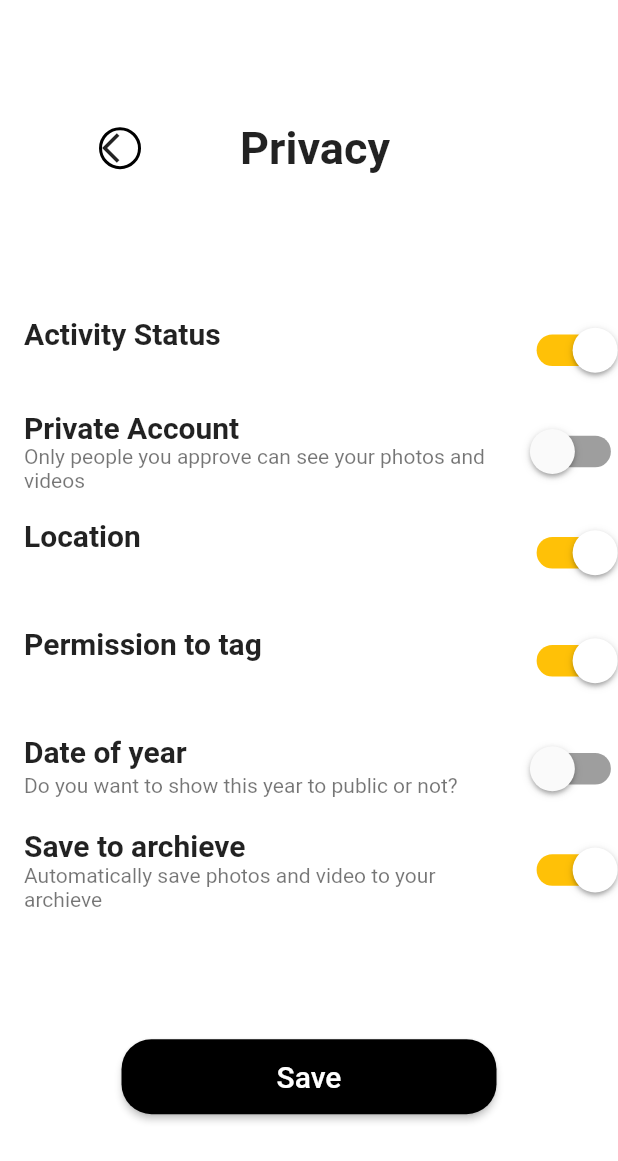
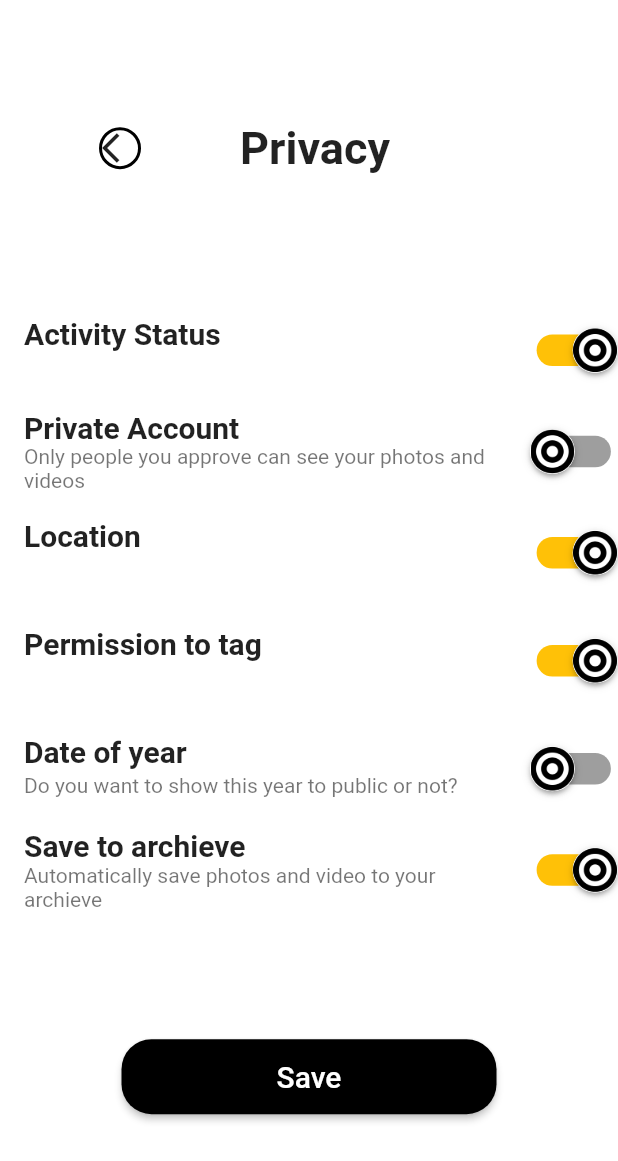
Before and after one commit to ajibeshMohapatra/MM-Level-1-App-UI, a Flutter app: the screen it shows after launch, on a phone screen of 412 x 824 dp. Shown: the top 1161 px of the screen. Run offline on Flutter 3.47's test engine with Material 2 defaults, Android fonts, the phone set to English and light mode, and no system bars.

Commit message:
Adding Apk

```diff
--- a/mm_level_1_app/lib/switch.dart
+++ b/mm_level_1_app/lib/switch.dart
@@ -38,8 +38,8 @@ class SwitchWidgetState extends State<SwitchWidget> {
         value: switchControl,
         activeTrackColor: Colors.amber,
         activeColor: Colors.white,
-        activeThumbImage: NetworkImage('https://upload.wikimedia.org/wikipedia/commons/thumb/f/fb/Font_Awesome_5_solid_bullseye.svg/1200px-Font_Awesome_5_solid_bullseye.svg.png'),
-        inactiveThumbImage: NetworkImage('https://upload.wikimedia.org/wikipedia/commons/thumb/f/fb/Font_Awesome_5_solid_bullseye.svg/1200px-Font_Awesome_5_solid_bullseye.svg.png'),
+        activeThumbImage: AssetImage('assets/images/switch.png'),
+        inactiveThumbImage: AssetImage('assets/images/switch.png'),
         inactiveTrackColor: Colors.grey,
       ),
     );
--- a/mm_level_1_app/pubspec.yaml
+++ b/mm_level_1_app/pubspec.yaml
@@ -43,6 +43,8 @@ flutter:
   uses-material-design: true
 
   # To add assets to your application, add an assets section, like this:
+  assets:
+    - assets/images/switch.png
 
   # An image asset can refer to one or more resolution-specific "variants", see
   # https://flutter.dev/assets-and-images/#resolution-aware.
```
Also changed, not shown: mm_level_1_app/assets/images/switch.png (added).
